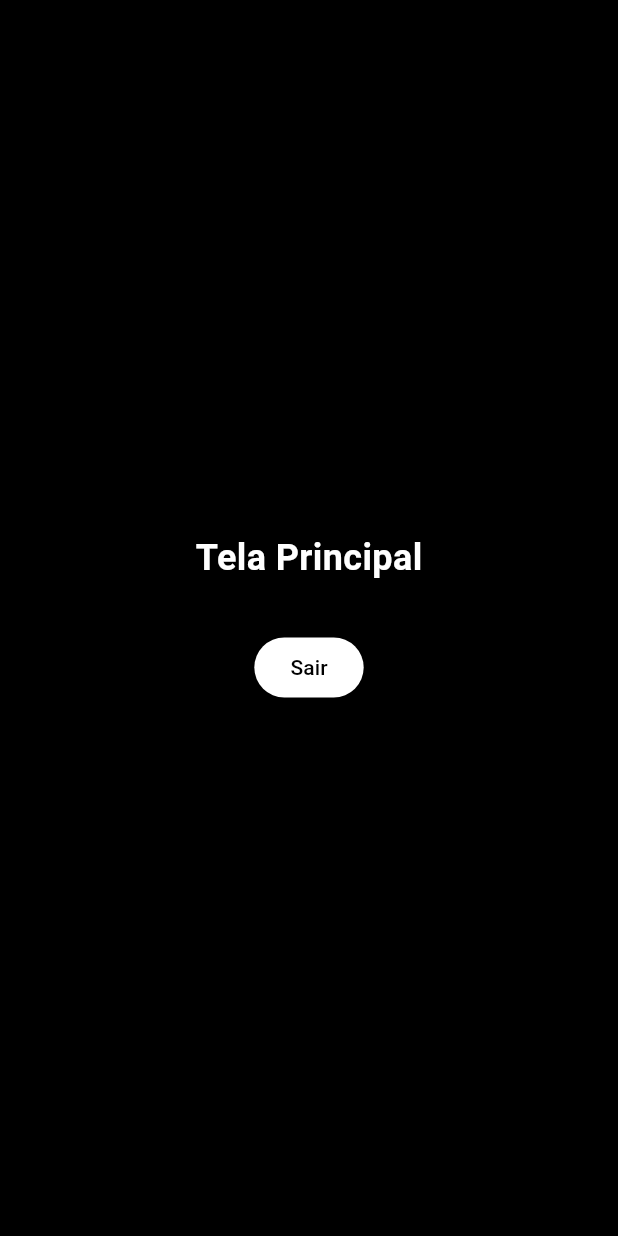
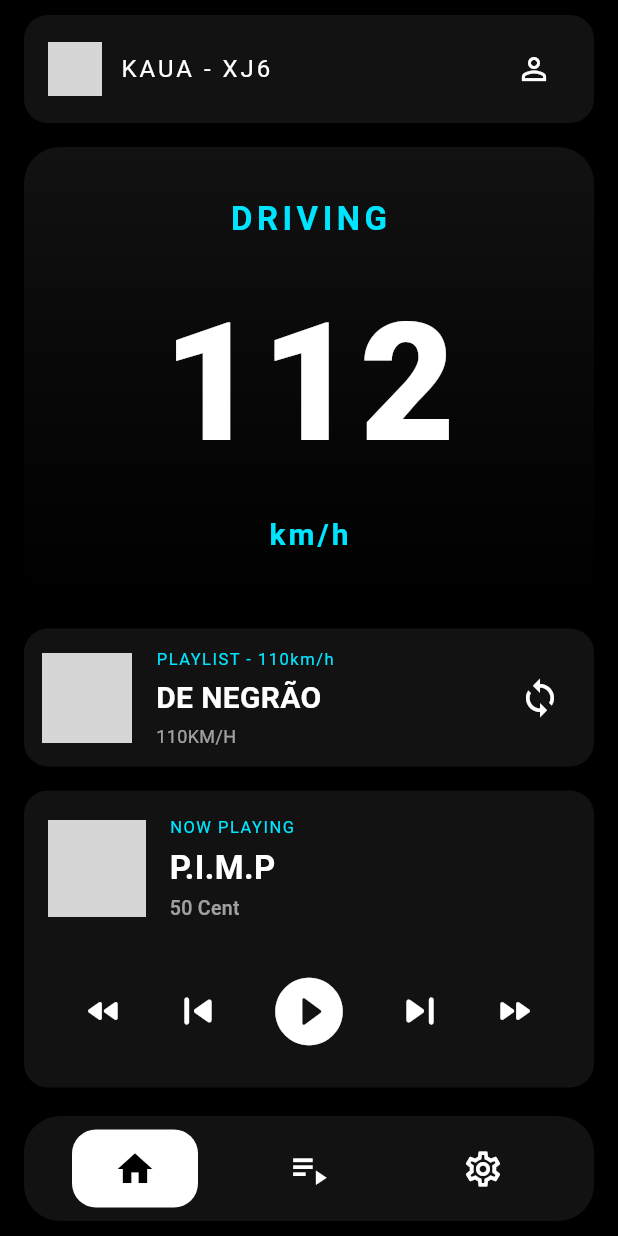
Before and after one commit to Murilo-Possamai/KMusic-H, a Flutter app: the MainPage screen opened directly, on a phone screen of 412 x 824 dp. Run offline on Flutter 3.47's test engine with Material 3 defaults, Android fonts, the phone set to English and light mode, and no system bars; our stand-ins replace firebase_auth, firebase_core; accounts and stored records are empty; grey boxes are pictures that could not be loaded.

Commit message:
Views: Home and Playlist

```diff
--- /dev/null
+++ b/kmusich/lib/views/home_view.dart
@@ -0,0 +1,250 @@
+import 'package:flutter/material.dart';
+
+class HomeView extends StatelessWidget {
+  const HomeView({super.key});
+
+  static const Color neonCyan = Color(0xFF00E5FF);
+  static const Color cardBackground = Color(0xFF121212);
+
+  @override
+  Widget build(BuildContext context) {
+    return SingleChildScrollView(
+      physics: const BouncingScrollPhysics(),
+      child: Column(
+        children: [
+          _buildSpeedmeter(),
+          const SizedBox(height: 16),
+          _buildCurrentPlaylistCard(),
+          const SizedBox(height: 16),
+          _buildPlayerCard(),
+          const SizedBox(height: 20),
+        ],
+      ),
+    );
+  }
+
+  Widget _buildSpeedmeter() {
+    return Container(
+      width: double.infinity,
+      padding: const EdgeInsets.symmetric(vertical: 32, horizontal: 16),
+      decoration: BoxDecoration(
+        color: cardBackground,
+        borderRadius: BorderRadius.circular(24),
+        gradient: LinearGradient(
+          begin: Alignment.topCenter,
+          end: Alignment.bottomCenter,
+          colors: [
+            cardBackground,
+            // ignore: deprecated_member_use
+            Colors.black.withOpacity(0.8),
+          ],
+        ),
+      ),
+      child: Column(
+        children: [
+          const Text(
+            'DRIVING',
+            style: TextStyle(
+              color: neonCyan,
+              fontSize: 22,
+              fontWeight: FontWeight.bold,
+              letterSpacing: 3,
+            ),
+          ),
+          const SizedBox(height: 16),
+          const Text(
+            '112',
+            style: TextStyle(
+              color: Colors.white,
+              fontSize: 110,
+              fontWeight: FontWeight.w900,
+              letterSpacing: 2,
+            ),
+          ),
+          const SizedBox(height: 8),
+          const Text(
+            'km/h',
+            style: TextStyle(
+              color: neonCyan,
+              fontSize: 20,
+              fontWeight: FontWeight.bold,
+              letterSpacing: 2,
+            ),
+          ),
+        ],
+      ),
+    );
+  }
+
+  Widget _buildCurrentPlaylistCard() {
+    return Container(
+      padding: const EdgeInsets.all(12),
+      decoration: BoxDecoration(
+        color: cardBackground,
+        borderRadius: BorderRadius.circular(16),
+      ),
+      child: Row(
+        children: [
+          Container(
+            width: 60,
+            height: 60,
+            decoration: BoxDecoration(
+              borderRadius: BorderRadius.circular(8),
+              image: const DecorationImage(
+                image: AssetImage('assets/images/playlist_cover.jpg'),
+                fit: BoxFit.cover,
+              ),
+            ),
+          ),
+          const SizedBox(width: 16),
+          Expanded(
+            child: Column(
+              crossAxisAlignment: CrossAxisAlignment.start,
+              children: [
+                const Text(
+                  'PLAYLIST - 110km/h',
+                  style: TextStyle(
+                    color: neonCyan,
+                    fontSize: 11,
+                    letterSpacing: 1,
+                  ),
+                ),
+                const SizedBox(height: 4),
+                const Text(
+                  'DE NEGRÃO',
+                  style: TextStyle(
+                    color: Colors.white,
+                    fontSize: 20,
+                    fontWeight: FontWeight.bold,
+                  ),
+                ),
+                const SizedBox(height: 2),
+                Text(
+                  '110KM/H',
+                  style: TextStyle(
+                    color: Colors.white.withOpacity(0.6),
+                    fontSize: 12,
+                  ),
+                ),
+              ],
+            ),
+          ),
+          IconButton(
+            icon: const Icon(Icons.sync, color: Colors.white, size: 28),
+            onPressed: () {},
+          ),
+        ],
+      ),
+    );
+  }
+
+  Widget _buildPlayerCard() {
+    return Container(
+      padding: const EdgeInsets.all(16),
+      decoration: BoxDecoration(
+        color: cardBackground,
+        borderRadius: BorderRadius.circular(16),
+      ),
+      child: Column(
+        children: [
+          Row(
+            children: [
+              Container(
+                width: 65,
+                height: 65,
+                decoration: BoxDecoration(
+                  borderRadius: BorderRadius.circular(8),
+                  image: const DecorationImage(
+                    image: AssetImage('assets/pimp_cover.png'),
+                    fit: BoxFit.cover,
+                  ),
+                ),
+              ),
+              const SizedBox(width: 16),
+              Expanded(
+                child: Column(
+                  crossAxisAlignment: CrossAxisAlignment.start,
+                  children: [
+                    const Text(
+                      'NOW PLAYING',
+                      style: TextStyle(
+                        color: neonCyan,
+                        fontSize: 11,
+                        letterSpacing: 1,
+                      ),
+                    ),
+                    const SizedBox(height: 4),
+                    const Text(
+                      'P.I.M.P',
+                      style: TextStyle(
+                        color: Colors.white,
+                        fontSize: 22,
+                        fontWeight: FontWeight.bold,
+                      ),
+                    ),
+                    const SizedBox(height: 2),
+                    Text(
+                      '50 Cent',
+                      style: TextStyle(
+                        // ignore: deprecated_member_use
+                        color: Colors.white.withOpacity(0.6),
+                        fontSize: 13,
+                        fontWeight: FontWeight.w500,
+                      ),
+                    ),
+                  ],
+                ),
+              ),
+            ],
+          ),
+          const SizedBox(height: 24),
+          Row(
+            mainAxisAlignment: MainAxisAlignment.spaceEvenly,
+            children: [
+              IconButton(
+                icon: const Icon(
+                  Icons.fast_rewind_rounded,
+                  color: Colors.white,
+                  size: 28,
+                ),
+                onPressed: () {},
+              ),
+              IconButton(
+                icon: const Icon(
+                  Icons.skip_previous_rounded,
+                  color: Colors.white,
+                  size: 36,
+                ),
+                onPressed: () {},
+              ),
+              IconButton(
+                icon: const Icon(
+                  Icons.play_circle_fill_rounded,
+                  color: Colors.white,
+                  size: 54,
+                ),
+                onPressed: () {},
+              ),
+              IconButton(
+                icon: const Icon(
+                  Icons.skip_next_rounded,
+                  color: Colors.white,
+                  size: 36,
+                ),
+                onPressed: () {},
+              ),
+              IconButton(
+                icon: const Icon(
+                  Icons.fast_forward_rounded,
+                  color: Colors.white,
+                  size: 28,
+                ),
+                onPressed: () {},
+              ),
+            ],
+          ),
+        ],
+      ),
+    );
+  }
+}
--- a/kmusich/lib/views/main_page.dart
+++ b/kmusich/lib/views/main_page.dart
@@ -1,41 +1,70 @@
 import 'package:flutter/material.dart';
 import 'package:kmusich/auth_service.dart';
+import 'package:kmusich/views/home_view.dart';
 import 'package:kmusich/views/login_page.dart';
+import 'package:kmusich/views/playlist_view.dart';
+import 'package:kmusich/widgets/custom_buttom_nav.dart';
+import 'package:kmusich/widgets/custom_top_bar.dart';
 
-class MainPage extends StatelessWidget {
+class MainPage extends StatefulWidget {
   const MainPage({super.key});
 
-  void sair(BuildContext context) {
+  @override
+  State<MainPage> createState() => _MainPageState();
+}
+
+class _MainPageState extends State<MainPage> {
+  int _currentIndex = 0;
+
+  final List<Widget> _views = [
+    const HomeView(),
+    const PlaylistView(),
+    const Center(
+      child: Text(
+        'Configurações',
+        style: TextStyle(color: Colors.white, fontSize: 24),
+      ),
+    ),
+  ];
+
+  /* void sair(BuildContext context) {
     authService.value.signOut();
     Navigator.pushReplacement(
       context,
       MaterialPageRoute(builder: (context) => const LoginPage()),
     );
-
-  }
+  }*/
 
   @override
   Widget build(BuildContext context) {
     return Scaffold(
       backgroundColor: Colors.black,
-      body: Center(
-        child: Column(
-          mainAxisAlignment: MainAxisAlignment.center,
-          children: [
-            const Text(
-              'Tela Principal',
-              style: TextStyle(color: Colors.white, fontSize: 24, fontWeight: FontWeight.bold),
-            ),
-            const SizedBox(height: 32),
-            ElevatedButton(
-              onPressed: () => sair(context),
-              style: ElevatedButton.styleFrom(
-                backgroundColor: Colors.white,
-                foregroundColor: Colors.black,
+      body: SafeArea(
+        child: Padding(
+          padding: const EdgeInsets.symmetric(horizontal: 16.0),
+          child: Column(
+            mainAxisAlignment: MainAxisAlignment.start,
+            children: [
+              const SizedBox(height: 10),
+              const CustomTopBar(),
+              const SizedBox(height: 16),
+
+              Expanded(
+                child: IndexedStack(index: _currentIndex, children: _views),
               ),
-              child: const Text('Sair'),
-            ),
-          ],
+
+              CustomBottomNav(
+                currentIndex: _currentIndex,
+                onTap: (index) {
+                  setState(() {
+                    _currentIndex = index;
+                  });
+                },
+              ),
+
+              const SizedBox(height: 10),
+            ],
+          ),
         ),
       ),
     );
--- /dev/null
+++ b/kmusich/lib/widgets/custom_buttom_nav.dart
@@ -0,0 +1,51 @@
+import 'package:flutter/material.dart';
+
+class CustomBottomNav extends StatelessWidget {
+  final int currentIndex;
+  final ValueChanged<int> onTap;
+
+  const CustomBottomNav({
+    super.key,
+    required this.currentIndex,
+    required this.onTap,
+  });
+
+  @override
+  Widget build(BuildContext context) {
+    return Container(
+      height: 70,
+      decoration: BoxDecoration(
+        color: const Color(0xFF121212),
+        borderRadius: BorderRadius.circular(24),
+      ),
+      child: Row(
+        mainAxisAlignment: MainAxisAlignment.spaceEvenly,
+        children: [
+          _buildNavItem(0, Icons.home_outlined, Icons.home),
+          _buildNavItem(1, Icons.playlist_play, Icons.playlist_play),
+          _buildNavItem(2, Icons.settings_outlined, Icons.settings),
+        ],
+      ),
+    );
+  }
+
+  Widget _buildNavItem(int index, IconData iconInactive, IconData iconActive) {
+    final isSelected = currentIndex == index;
+    return GestureDetector(
+      onTap: () => onTap(index),
+      child: AnimatedContainer(
+        duration: const Duration(milliseconds: 250),
+        padding: const EdgeInsets.symmetric(horizontal: 28, vertical: 12),
+        decoration: BoxDecoration(
+          color: isSelected ? Colors.white : Colors.transparent,
+          borderRadius: BorderRadius.circular(16),
+        ),
+        child: Icon(
+          isSelected ? iconActive : iconInactive,
+          color: isSelected ? Colors.black : Colors.white,
+          size: 28,
+        ),
+      ),
+    );
+  }
+}
--- /dev/null
+++ b/kmusich/lib/widgets/custom_top_bar.dart
@@ -0,0 +1,43 @@
+import 'package:flutter/material.dart';
+
+class CustomTopBar extends StatelessWidget {
+  const CustomTopBar({super.key});
+
+  @override
+  Widget build(BuildContext context) {
+    return Container(
+      padding: const EdgeInsets.symmetric(horizontal: 16, vertical: 12),
+      decoration: BoxDecoration(
+        color: const Color(0xFF121212),
+        borderRadius: BorderRadius.circular(16),
+      ),
+      child: Row(
+        mainAxisAlignment: MainAxisAlignment.spaceBetween,
+        children: [
+          Row(
+            children: [
+              const CircleAvatar(
+                radius: 18,
+                backgroundImage: AssetImage('assets/images/avatar.png'),
+              ),
+              const SizedBox(width: 12),
+              const Text(
+                'KAUA - XJ6',
+                style: TextStyle(
+                  color: Colors.white,
+                  fontFamily: 'Roboto',
+                  fontSize: 16,
+                  letterSpacing: 2,
+                ),
+              ),
+            ],
+          ),
+          IconButton(
+            icon: const Icon(Icons.person_outline, color: Colors.white),
+            onPressed: () {},
+          ),
+        ],
+      ),
+    );
+  }
+}
```
Also changed, not shown: kmusich/lib/models/playlist.dart (added, +13 -0 lines), kmusich/lib/views/login_page.dart (+7 -6 lines), kmusich/lib/views/playlist_view.dart (added, +141 -0 lines), kmusich/lib/views/register_page.dart (+37 -19 lines), kmusich/lib/widgets/static/background_blur.dart (+5 -2 lines).
